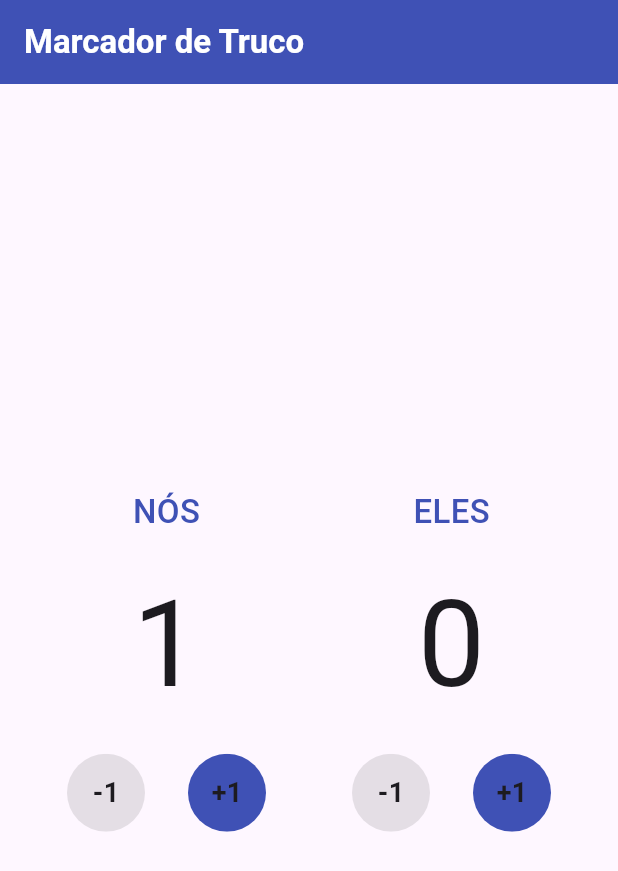
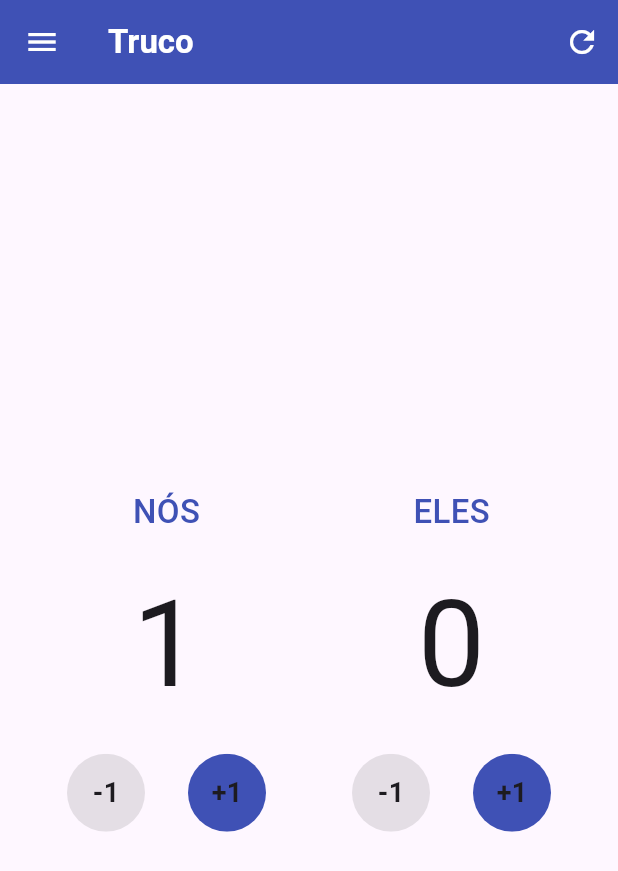
Before and after one commit to gabrielvicente1/contador_curso_flutter, a Flutter app: the screen it shows after launch, after a tap on "+1", on a phone screen of 412 x 824 dp. Shown: the top 871 px of the screen. Run offline on Flutter 3.47's test engine with Material 3 defaults, Android fonts, the phone set to English and light mode, and no system bars; our stand-ins replace audioplayers, flutter_modular, mobx; missing offline and left inert: playing_cards; generated files the repository leaves out were written again.

```diff
--- /dev/null
+++ b/lib/app/app_module.dart
@@ -0,0 +1,15 @@
+import 'package:contador_flutter/app/modules/home/home_module.dart';
+import 'package:contador_flutter/app/modules/home/home_store.dart';
+import 'package:flutter_modular/flutter_modular.dart';
+
+class AppModule extends Module {
+  @override
+  void binds(i) {
+    i.addSingleton(HomeStore.new);
+  }
+
+  @override
+  void routes(r) {
+    r.module('/', module: HomeModule());
+  }
+}
--- /dev/null
+++ b/lib/app/app_widget.dart
@@ -0,0 +1,17 @@
+import 'package:flutter/material.dart';
+import 'package:flutter_modular/flutter_modular.dart';
+
+class AppWidget extends StatelessWidget {
+  const AppWidget({Key? key}) : super(key: key);
+
+  @override
+  Widget build(BuildContext context) {
+    Modular.setInitialRoute('/');
+    return MaterialApp.router(
+      title: 'My Smart App',
+      theme: ThemeData(primaryColor: Colors.indigo),
+      routerDelegate: Modular.routerDelegate,
+      routeInformationParser: Modular.routeInformationParser,
+    ); //added by extension
+  }
+}
--- /dev/null
+++ b/lib/app/modules/home/home_module.dart
@@ -0,0 +1,19 @@
+import 'package:contador_flutter/app/modules/home/home_screen.dart';
+import 'package:contador_flutter/app/modules/home/home_store.dart';
+import 'package:contador_flutter/app/modules/home/orderCards/order_cards_module.dart';
+import 'package:contador_flutter/app/modules/home/settings/settings_module.dart';
+import 'package:flutter_modular/flutter_modular.dart';
+
+class HomeModule extends Module {
+  @override
+  void binds(i) {
+    i.addSingleton(HomeStore.new);
+  }
+
+  @override
+  void routes(r) {
+    r.child('/', child: (context) => HomeScreen());
+    r.module('/settings', module: SettingsModule());
+    r.module('/orderCards', module: OrderCardsModule());
+  }
+}
--- a/lib/modules/home_screen.dart
+++ b/lib/app/modules/home/home_screen.dart
@@ -1,6 +1,7 @@
 import 'package:audioplayers/audioplayers.dart';
-import 'package:contador_flutter/models/player_models.dart';
+import 'package:contador_flutter/app/models/player_models.dart';
 import 'package:flutter/material.dart';
+import 'package:flutter_modular/flutter_modular.dart';
 
 class HomeScreen extends StatefulWidget {
   const HomeScreen({super.key});
@@ -91,6 +92,7 @@ class HomeScreenState extends State<HomeScreen> {
               player.score--;
             });
           },
+
         ),
         _buildRoundedButton(
           text: '+1',
@@ -108,7 +110,7 @@ class HomeScreenState extends State<HomeScreen> {
                 },
                 cancel: () {
                   setState(() {
-                    player.score--; // Volta para 11 pontos se cancelar
+                    player.score--;
                   });
                 },
               );
@@ -126,8 +128,8 @@ class HomeScreenState extends State<HomeScreen> {
   bool _isPlaying = false;
 
   void playSound() async {
-    if (_isPlaying) return; // Previne a reprodução de múltiplos sons
-    _isPlaying = true; // Indica que o som está sendo reproduzido
+    if (_isPlaying) return;
+    _isPlaying = true;
     try {
       await _audioPlayer.setSource(AssetSource('assets/som_de_pato.mp3'));
       await _audioPlayer.resume();
@@ -137,7 +139,7 @@ class HomeScreenState extends State<HomeScreen> {
         const SnackBar(content: Text('Erro ao reproduzir o áudio')),
       );
     } finally {
-      _isPlaying = false; // Reseta o estado
+      _isPlaying = false;
     }
   }
 
@@ -163,17 +165,13 @@ class HomeScreenState extends State<HomeScreen> {
               ),
             ),
             ElevatedButton(
-              child: const Text("CANCELAR"),
+              style: const ButtonStyle(
+
+              ),
+              child: const Text("NOVO JOGO"),
               onPressed: () {
                 Navigator.of(context).pop();
                 cancel();
-              },
-            ),
-            ElevatedButton(
-              child: const Text("OK"),
-              onPressed: () {
-                Navigator.of(context).pop();
-                confirm();
               },
             ),
           ],
@@ -186,8 +184,56 @@ class HomeScreenState extends State<HomeScreen> {
   Widget build(BuildContext context) {
     return Scaffold(
       appBar: AppBar(
-        title: const Text('Marcador de Truco',style: TextStyle(fontWeight: FontWeight.bold, color: Colors.white),),
+        title: const Text(
+          'Truco',
+          style: TextStyle(fontWeight: FontWeight.bold, color: Colors.white),
+        ),
+        iconTheme: const IconThemeData(
+          color: Colors.white
+        ),
+        actions: [
+          IconButton(
+            color: Colors.white,
+            onPressed: () {
+              _resetAllPlayers();
+            },
+            icon: const Icon(Icons.refresh),
+          ),
+        ],
         backgroundColor: Colors.indigo,
+      ),
+      drawer: Drawer(
+        child: ListView(
+          padding: EdgeInsets.zero,
+          children:   [
+            const DrawerHeader(
+              decoration: BoxDecoration(
+                color: Colors.indigo,
+              ),
+              child: Text(
+                'Menu',
+                style: TextStyle(
+                  color: Colors.white,
+                  fontSize: 24,
+                ),
+              ),
+            ),
+            ListTile(
+              leading: Image.asset('assets/icons/icone-de-cartas.png'),
+              title: const Text('Ordem das Cartas'),
+              onTap: (){
+                Modular.to.pushNamed('/orderCards');
+              },
+            ),
+            ListTile(
+              leading: Image.asset('assets/icons/icone-configuracao.png'),
+              title: const Text('Configurações'),
+              onTap: (){
+                Modular.to.pushNamed('/settings');
+              },
+            ),
+          ],
+        ),
       ),
       body: Padding(
         padding: const EdgeInsets.all(16.0),
--- /dev/null
+++ b/lib/app/modules/home/home_store.dart
@@ -0,0 +1,6 @@
+import 'package:mobx/mobx.dart';
+
+part 'home_store.g.dart';
+
+class HomeStore = HomeStoreBase with _$HomeStore;
+abstract class HomeStoreBase with Store {}
--- /dev/null
+++ b/lib/app/modules/home/orderCards/order_cards_module.dart
@@ -0,0 +1,15 @@
+import 'package:contador_flutter/app/modules/home/orderCards/order_cards_screen.dart';
+import 'package:contador_flutter/app/modules/home/orderCards/order_cards_store.dart';
+import 'package:flutter_modular/flutter_modular.dart';
+
+class OrderCardsModule extends Module {
+  @override
+  void binds(i) {
+    i.add(OrderCardsStore.new);
+  }
+
+  @override
+  void routes(r) {
+    r.child('/', child: (context) =>  OrderCardsScreen());
+  }
+}
--- /dev/null
+++ b/lib/app/modules/home/orderCards/order_cards_store.dart
@@ -0,0 +1,6 @@
+import 'package:mobx/mobx.dart';
+
+part 'order_cards_store.g.dart';
+
+class OrderCardsStore = OrderCardsStoreBase with _$OrderCardsStore;
+abstract class OrderCardsStoreBase with Store {}
--- /dev/null
+++ b/lib/app/modules/home/settings/settings_module.dart
@@ -0,0 +1,15 @@
+import 'package:contador_flutter/app/modules/home/settings/settings_screen.dart';
+import 'package:contador_flutter/app/modules/home/settings/settings_store.dart';
+import 'package:flutter_modular/flutter_modular.dart';
+
+class SettingsModule extends Module {
+  @override
+  void binds(i) {
+    i.add(SettingsStore.new);
+  }
+
+  @override
+  void routes(r) {
+    r.child('/', child: (context) =>  SettingsScreen());
+  }
+}
--- /dev/null
+++ b/lib/app/modules/home/settings/settings_store.dart
@@ -0,0 +1,6 @@
+import 'package:mobx/mobx.dart';
+
+part 'settings_store.g.dart';
+
+class SettingsStore = SettingsStoreBase with _$SettingsStore;
+abstract class SettingsStoreBase with Store {}
--- a/lib/main.dart
+++ b/lib/main.dart
@@ -1,13 +1,8 @@
-import 'package:contador_flutter/modules/home_screen.dart';
+import 'package:contador_flutter/app/app_module.dart';
+import 'package:contador_flutter/app/app_widget.dart';
 import 'package:flutter/material.dart';
+import 'package:flutter_modular/flutter_modular.dart';
 
 void main(){
-  runApp(
-      MaterialApp(
-        debugShowCheckedModeBanner: false,
-        title: 'Marcador de Truco',
-        theme: ThemeData(primarySwatch: Colors.deepOrange),
-        home: HomeScreen(),
-      )
-  );
+  return runApp(ModularApp(module: AppModule(), child: const AppWidget()));
 }
--- a/pubspec.yaml
+++ b/pubspec.yaml
@@ -13,15 +13,20 @@ dependencies:
 
   cupertino_icons: ^1.0.6
   audioplayers: ^6.1.0
+  flutter_modular: ^6.3.4
+  playing_cards: ^0.4.1+11
 
 dev_dependencies:
   flutter_test:
     sdk: flutter
   flutter_lints: ^3.0.0
   flutter_launcher_icons: ^0.13.1
+  build_runner: ^2.4.11
+  mobx_codegen: ^2.6.1
 
 flutter:
   assets:
+    - assets/icons/
     - assets/som_de_pato.mp3
     - assets/images/
 
```
Also changed, not shown: lib/app/modules/home/orderCards/order_cards_screen.dart (added, +58 -0 lines), lib/app/modules/home/settings/settings_screen.dart (added, +10 -0 lines), assets/icons/icone-configuracao.png (added), assets/icons/icone-de-cartas.png (added), lib/app/models/player_models.dart (renamed from lib/models/player_models.dart), lib/app/modules/home/home_store.g.dart (added), lib/app/modules/home/orderCards/order_cards_store.g.dart (added), lib/app/modules/home/settings/settings_store.g.dart (added), pubspec.lock.
